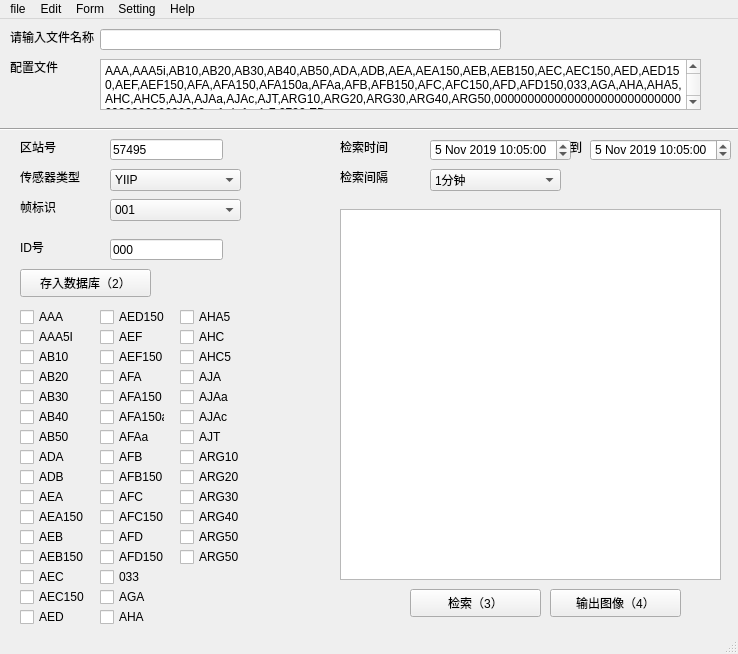
Old version of the form untitled.ui in the repository Gzk738/HUAYUN-visualization.
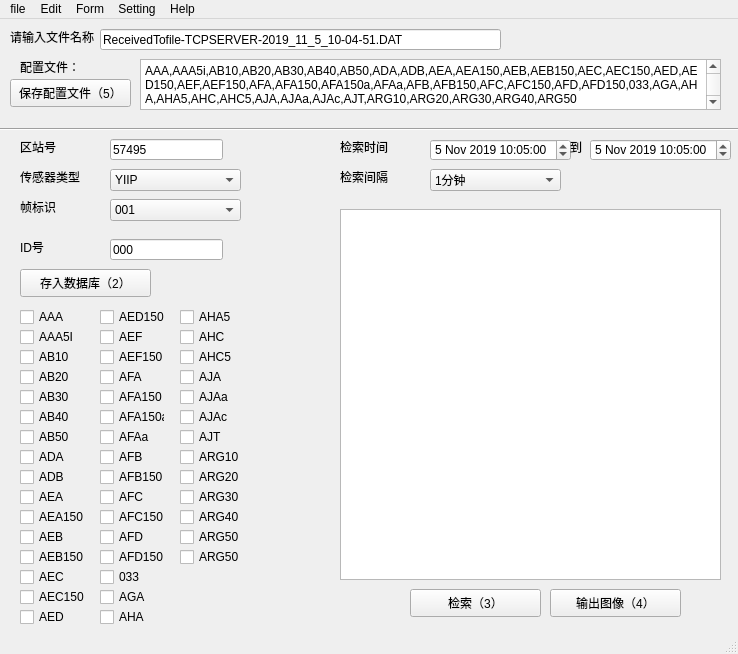
New version of the form.

Commit message:
1.数据库开关范围为整个操作过程2.新增文件头注释
1.数据库开关范围为整个操作过程2.新增文件头注释

```diff
--- a/untitled.ui
+++ b/untitled.ui
@@ -192,6 +192,9 @@
       <height>21</height>
      </rect>
     </property>
+    <property name="text">
+     <string>ReceivedTofile-TCPSERVER-2019_11_5_10-04-51.DAT</string>
+    </property>
    </widget>
    <widget class="QLabel" name="label_7">
     <property name="geometry">
@@ -326,22 +329,22 @@
    <widget class="QLabel" name="label_11">
     <property name="geometry">
      <rect>
-      <x>10</x>
+      <x>20</x>
       <y>40</y>
-      <width>121</width>
+      <width>81</width>
       <height>16</height>
      </rect>
     </property>
     <property name="text">
-     <string>配置文件</string>
+     <string>配置文件：</string>
     </property>
    </widget>
    <widget class="QTextEdit" name="textEdit_3">
     <property name="geometry">
      <rect>
-      <x>100</x>
+      <x>140</x>
       <y>40</y>
-      <width>601</width>
+      <width>581</width>
       <height>51</height>
      </rect>
     </property>
@@ -350,8 +353,7 @@
 &lt;html&gt;&lt;head&gt;&lt;meta name=&quot;qrichtext&quot; content=&quot;1&quot; /&gt;&lt;style type=&quot;text/css&quot;&gt;
 p, li { white-space: pre-wrap; }
 &lt;/style&gt;&lt;/head&gt;&lt;body style=&quot; font-family:'SimSun'; font-size:9pt; font-weight:400; font-style:normal;&quot;&gt;
-&lt;p style=&quot; margin-top:0px; margin-bottom:0px; margin-left:0px; margin-right:0px; -qt-block-indent:0; text-indent:0px;&quot;&gt;&lt;span style=&quot; font-family:'SimSun';&quot;&gt;AAA,AAA5i,AB10,AB20,AB30,AB40,AB50,ADA,ADB,AEA,AEA150,AEB,AEB150,AEC,AEC150,AED,AED150,AEF,AEF150,AFA,AFA150,AFA150a,AFAa,AFB,AFB150,AFC,AFC150,AFD,AFD150,033,AGA,AHA,AHA5,AHC,AHC5,AJA,AJAa,AJAc,AJT,ARG10,ARG20,ARG30,ARG40,ARG50,0000000000000000000000000000000000000000000,z,1,rL,1,xA,7,9790,ED&lt;/span&gt;&lt;/p&gt;
-&lt;p style=&quot;-qt-paragraph-type:empty; margin-top:0px; margin-bottom:0px; margin-left:0px; margin-right:0px; -qt-block-indent:0; text-indent:0px; font-family:'SimSun';&quot;&gt;&lt;br /&gt;&lt;/p&gt;&lt;/body&gt;&lt;/html&gt;</string>
+&lt;p style=&quot; margin-top:0px; margin-bottom:0px; margin-left:0px; margin-right:0px; -qt-block-indent:0; text-indent:0px;&quot;&gt;&lt;span style=&quot; font-family:'SimSun';&quot;&gt;AAA,AAA5i,AB10,AB20,AB30,AB40,AB50,ADA,ADB,AEA,AEA150,AEB,AEB150,AEC,AEC150,AED,AED150,AEF,AEF150,AFA,AFA150,AFA150a,AFAa,AFB,AFB150,AFC,AFC150,AFD,AFD150,033,AGA,AHA,AHA5,AHC,AHC5,AJA,AJAa,AJAc,AJT,ARG10,ARG20,ARG30,ARG40,ARG50&lt;/span&gt;&lt;/p&gt;&lt;/body&gt;&lt;/html&gt;</string>
     </property>
    </widget>
    <widget class="QPushButton" name="pushButton_3">
@@ -965,6 +967,19 @@
      <string>AJT</string>
     </property>
    </widget>
+   <widget class="QPushButton" name="pushButton_5">
+    <property name="geometry">
+     <rect>
+      <x>10</x>
+      <y>60</y>
+      <width>121</width>
+      <height>28</height>
+     </rect>
+    </property>
+    <property name="text">
+     <string>保存配置文件（5）</string>
+    </property>
+   </widget>
   </widget>
   <widget class="QMenuBar" name="menubar">
    <property name="geometry">
```
The commit also changes 7 other files.
